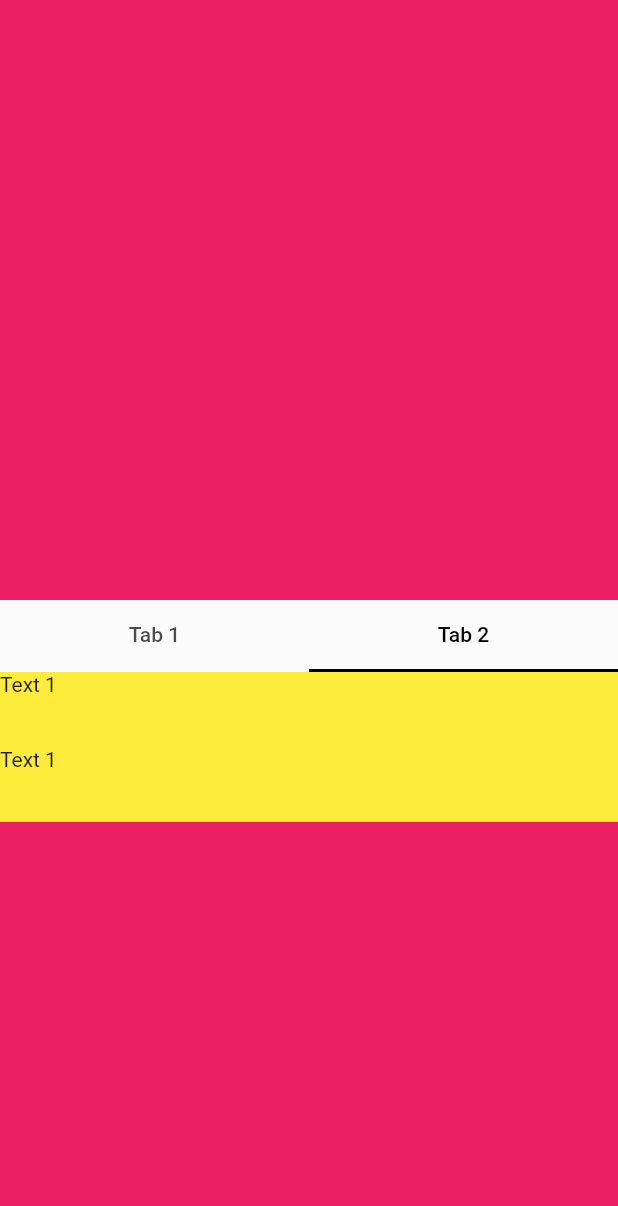
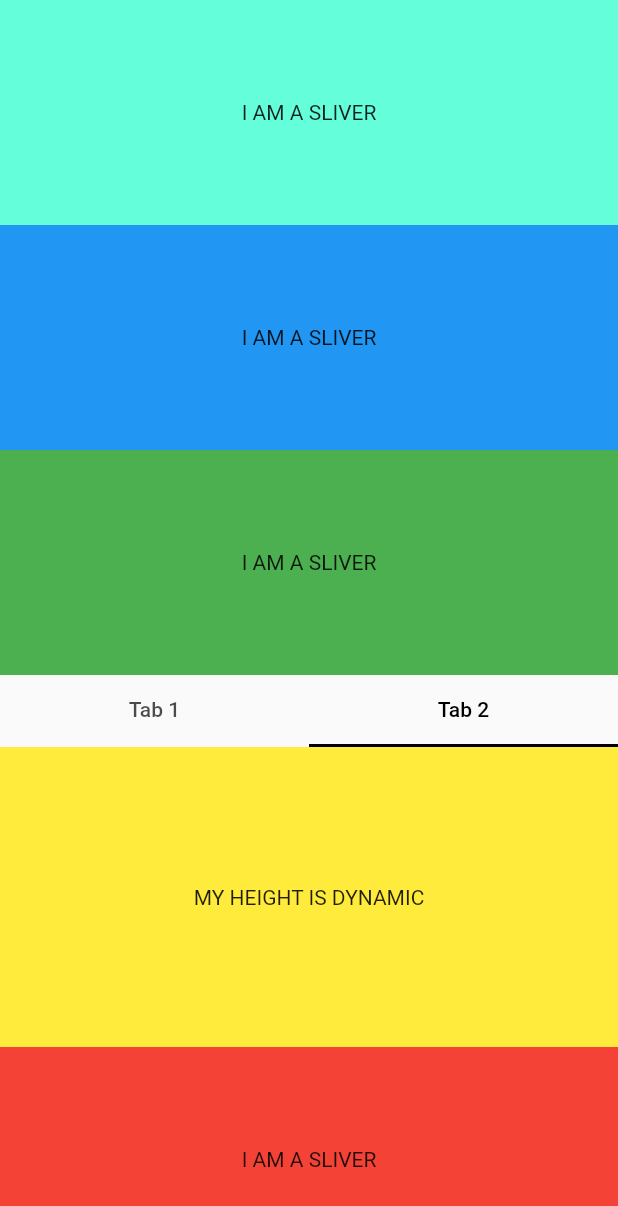
Before and after one commit to jaxfire/flutter_tab_pager_nested_in_slivers_solution, a Flutter app: the screen it shows after launch, tab 2 chosen, on a phone screen of 412 x 824 dp. Shown: the top 1206 px of the screen. Run offline on Flutter 3.47's test engine with Material 2 defaults, Android fonts, the phone set to English and light mode, and no system bars.

Commit message:
Demo ready

```diff
--- a/lib/main.dart
+++ b/lib/main.dart
@@ -8,68 +8,16 @@ void main() {
 class MyApp extends StatelessWidget {
   @override
   Widget build(BuildContext context) {
-    return MaterialApp(
-      debugShowCheckedModeBanner: false,
-      title: 'Kindacode.com',
-      theme: ThemeData(
-          primaryColor: Colors.purple, accentColor: Colors.yellowAccent),
+    return const MaterialApp(
       home: HomePage(),
     );
   }
 }
 
-const List<String> data = [
-  'Zeroth',
-  'First',
+const List<Tab> tabs = <Tab>[
+  Tab(text: 'Tab 1'),
+  Tab(text: 'Tab 2'),
 ];
-
-const List<Tab> tabs = <Tab>[
-  Tab(text: 'Zeroth'),
-  Tab(text: 'First'),
-];
-
-// /// This is the stateless widget that the main application instantiates.
-// class MyStatelessWidget extends StatefulWidget {
-//   const MyStatelessWidget({Key? key}) : super(key: key);
-//
-//   @override
-//   State<MyStatelessWidget> createState() => _MyStatelessWidgetState();
-// }
-//
-// class _MyStatelessWidgetState extends State<MyStatelessWidget> {
-//   int selectedTab = 0;
-//
-//   @override
-//   Widget build(BuildContext context) {
-//     return DefaultTabController(
-//       length: tabs.length,
-//       // The Builder widget is used to have a different BuildContext to access
-//       // closest DefaultTabController.
-//       child: Builder(
-//         builder: (BuildContext context) {
-//           final TabController tabController = DefaultTabController.of(context)!;
-//           tabController.addListener(() {
-//             if (!tabController.indexIsChanging) {
-//               setState(() {
-//                 selectedTab = tabController.index;
-//               });
-//             }
-//           });
-//           return Scaffold(
-//             appBar: AppBar(
-//               bottom: const TabBar(
-//                 tabs: tabs,
-//               ),
-//             ),
-//             body: Center(
-//               child: Text('stuff $selectedTab'),
-//             ),
-//           );
-//         },
-//       ),
-//     );
-//   }
-// }
 
 class HomePage extends StatefulWidget {
   const HomePage({Key? key}) : super(key: key);
@@ -85,8 +33,6 @@ class _HomePageState extends State<HomePage> {
   Widget build(BuildContext context) {
     return DefaultTabController(
       length: tabs.length,
-      // The Builder widget is used to have a different BuildContext to access
-      // closest DefaultTabController.
       child: Builder(
         builder: (BuildContext context) {
           final TabController tabController = DefaultTabController.of(context)!;
@@ -100,35 +46,44 @@ class _HomePageState extends State<HomePage> {
           return Scaffold(
             body: CustomScrollView(
               slivers: <Widget>[
-                SliverToBoxAdapter(
-                  child: Container(
-                    color: Colors.pink,
-                    height: 400.0,
-                  ),
-                ),
+                AnyOldSliverWidget(colour: Colors.tealAccent),
+                AnyOldSliverWidget(colour: Colors.blue),
+                AnyOldSliverWidget(colour: Colors.green),
                 SliverToBoxAdapter(
                   child: TabBar(
                     labelColor: Colors.black,
                     indicatorColor: Colors.black,
-                    tabs: [
-                      Tab(text: 'Tab 1'),
-                      Tab(text: 'Tab 2'),
-                    ],
+                    tabs: tabs,
                   ),
                 ),
                 SliverToBoxAdapter(
                   child: MyTabBarView(selectedTab: selectedTab),
                 ),
-                SliverToBoxAdapter(
-                  child: Container(
-                    color: Colors.pink,
-                    height: 400.0,
-                  ),
-                ),
+                AnyOldSliverWidget(colour: Colors.red),
+                AnyOldSliverWidget(colour: Colors.orange),
+                AnyOldSliverWidget(colour: Colors.blue),
               ],
             ),
           );
         },
+      ),
+    );
+  }
+}
+
+class AnyOldSliverWidget extends StatelessWidget {
+  final Color colour;
+  const AnyOldSliverWidget({Key? key, required this.colour}) : super(key: key);
+
+  @override
+  Widget build(BuildContext context) {
+    return SliverToBoxAdapter(
+      child: Container(
+        color: colour,
+        height: 150.0,
+        child: const Center(
+          child: Text('I AM A SLIVER'),
+        ),
       ),
     );
   }
@@ -141,26 +96,12 @@ class MyTabBarView extends StatelessWidget {
 
   @override
   Widget build(BuildContext context) {
-    List<Widget> theWidgets = [MyThing()];
-    if (selectedTab == 1) {
-      theWidgets.add(MyThing());
-    }
-    return Column(
-      children: theWidgets,
+    return Container(
+      color: Colors.yellow,
+      height: (selectedTab == 0) ? 100.0 : 200.0,
+      child: const Center(
+        child: Text('MY HEIGHT IS DYNAMIC'),
+      ),
     );
   }
 }
-
-class MyThing extends StatelessWidget {
-  const MyThing({Key? key}) : super(key: key);
-
-  @override
-  Widget build(BuildContext context) {
-    return Container(
-      width: double.infinity,
-      color: Colors.yellow,
-      height: 50.0,
-      child: Text('Text 1'),
-    );
-  }
-}
```
